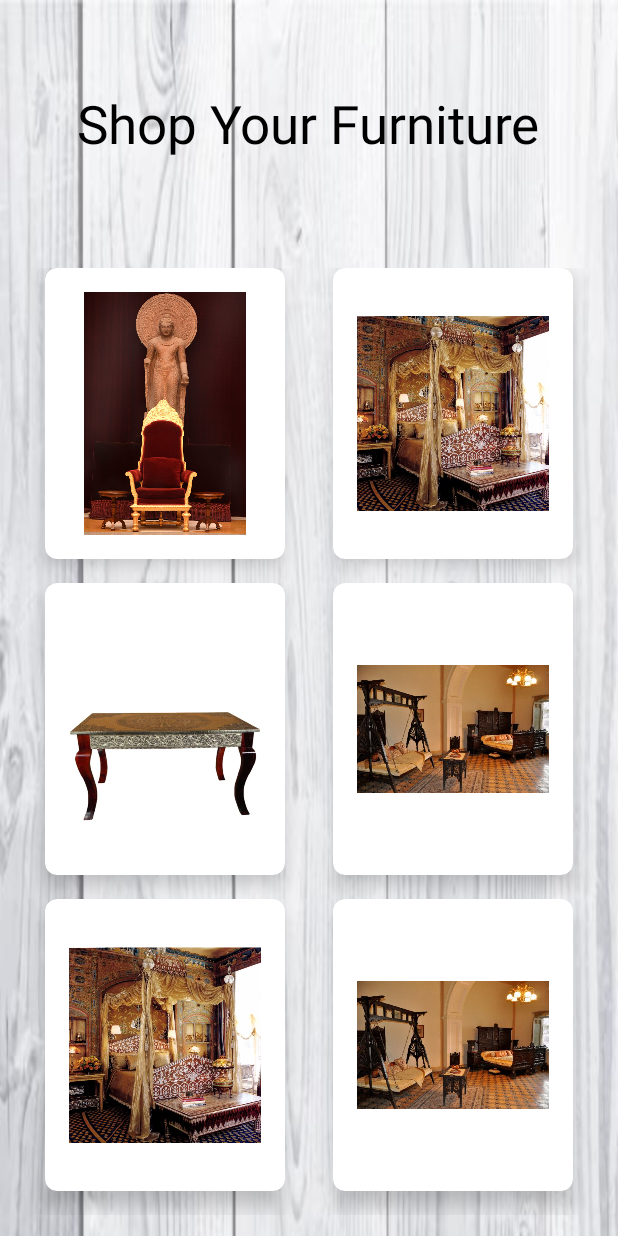
After one commit to ashwin74/ARFurnitureApp, an Android app: the ProductDisplay screen opened directly, with no data from a screen before it, on a phone screen of 412 x 824 dp. The commit adds this screen. Run offline under Robolectric (Android 15) with nearby library versions, the phone set to English and light mode, and no system bars.

Commit message:
product display v1

```diff
--- a/app/build.gradle
+++ b/app/build.gradle
@@ -21,6 +21,7 @@ android {
 dependencies {
     implementation fileTree(dir: 'libs', include: ['*.jar'])
     implementation 'com.android.support:appcompat-v7:28.0.0'
+    implementation 'com.android.support:cardview-v7:28.0.0'
     implementation 'com.android.support.constraint:constraint-layout:1.1.3'
     testImplementation 'junit:junit:4.12'
     androidTestImplementation 'com.android.support.test:runner:1.0.2'
--- a/app/src/main/AndroidManifest.xml
+++ b/app/src/main/AndroidManifest.xml
@@ -9,8 +9,9 @@
         android:roundIcon="@mipmap/ic_launcher_round"
         android:supportsRtl="true"
         android:theme="@style/AppTheme">
+        <activity android:name=".ProductDisplay"></activity>
         <activity android:name=".MainActivity" />
-        <activity android:name=".SignUp"></activity>
+        <activity android:name=".SignUp" />
         <activity android:name=".AboutUs">
             <intent-filter>
                 <action android:name="android.intent.action.MAIN" />
@@ -18,8 +19,7 @@
                 <category android:name="android.intent.category.LAUNCHER" />
             </intent-filter>
         </activity>
-        <activity android:name=".SignIn">
-        </activity>
+        <activity android:name=".SignIn"></activity>
     </application>
 
 </manifest>
--- /dev/null
+++ b/app/src/main/java/com/example/ashwin/arshop/ProductDisplay.java
@@ -0,0 +1,13 @@
+package com.example.ashwin.arshop;
+
+import android.support.v7.app.AppCompatActivity;
+import android.os.Bundle;
+
+public class ProductDisplay extends AppCompatActivity {
+
+    @Override
+    protected void onCreate(Bundle savedInstanceState) {
+        super.onCreate(savedInstanceState);
+        setContentView(R.layout.activity_product_display);
+    }
+}
--- /dev/null
+++ b/app/src/main/res/layout/activity_product_display.xml
@@ -0,0 +1,260 @@
+<?xml version="1.0" encoding="utf-8"?>
+<LinearLayout xmlns:android="http://schemas.android.com/apk/res/android"
+    xmlns:app="http://schemas.android.com/apk/res-auto"
+    xmlns:tools="http://schemas.android.com/tools"
+    android:layout_width="match_parent"
+    android:layout_height="match_parent"
+    tools:context=".ProductDisplay"
+    android:orientation="vertical"
+    android:background="@drawable/sign"
+    android:weightSum="10">
+
+    <RelativeLayout
+        android:layout_width="match_parent"
+        android:layout_height="0dp"
+        android:layout_weight="2">
+        <TextView
+            android:layout_width="wrap_content"
+            android:layout_height="wrap_content"
+            android:id="@+id/product_display"
+            android:text="@string/shop_intro"
+            android:textSize="35sp"
+            android:layout_centerInParent="true"
+            android:textColor="#000"/>
+    </RelativeLayout>
+
+    <GridLayout
+        android:layout_width="match_parent"
+        android:layout_height="0dp"
+        android:layout_weight="8"
+        android:columnCount="2"
+        android:rowCount="2"
+        android:alignmentMode="alignMargins"
+        android:columnOrderPreserved="false"
+        android:padding="14dp">
+
+        <android.support.v7.widget.CardView
+            android:layout_width="0dp"
+            android:layout_height="0dp"
+            android:layout_columnWeight="1"
+            android:layout_rowWeight="1"
+            android:layout_marginBottom="16dp"
+            android:layout_marginLeft="16dp"
+            android:layout_marginRight="16dp"
+            app:cardElevation="8dp"
+            app:cardCornerRadius="8dp">
+
+            <LinearLayout
+                android:layout_gravity="center_horizontal|center_vertical"
+                android:layout_width="wrap_content"
+                android:layout_height="wrap_content"
+                android:layout_margin="16dp"
+                android:orientation="vertical">
+
+                <ImageView
+                    android:src="@drawable/presidentchair"
+                    android:layout_gravity="center_horizontal"
+                    android:layout_width="wrap_content"
+                    android:layout_height="wrap_content"/>
+
+                    <TextView
+                        android:layout_width="wrap_content"
+                        android:layout_height="wrap_content"
+                        android:text="me"
+                        android:textAlignment="center"
+                        android:textColor="#000"
+                        android:textSize="18sp"
+                        android:textStyle="bold"/>
+
+            </LinearLayout>
+
+        </android.support.v7.widget.CardView>
+
+        <android.support.v7.widget.CardView
+            android:layout_width="0dp"
+            android:layout_height="0dp"
+            android:layout_columnWeight="1"
+            android:layout_rowWeight="1"
+            android:layout_marginBottom="16dp"
+            android:layout_marginLeft="16dp"
+            android:layout_marginRight="16dp"
+            app:cardElevation="8dp"
+            app:cardCornerRadius="8dp">
+
+            <LinearLayout
+                android:layout_gravity="center_horizontal|center_vertical"
+                android:layout_width="wrap_content"
+                android:layout_height="wrap_content"
+                android:layout_margin="16dp"
+                android:orientation="vertical">
+
+                <ImageView
+                    android:src="@drawable/mughalbed"
+                    android:layout_gravity="center_horizontal"
+                    android:layout_width="wrap_content"
+                    android:layout_height="wrap_content"/>
+
+                <TextView
+                    android:layout_width="wrap_content"
+                    android:layout_height="wrap_content"
+                    android:text="me"
+                    android:textAlignment="center"
+                    android:textColor="#000"
+                    android:textSize="18sp"
+                    android:textStyle="bold"/>
+
+            </LinearLayout>
+
+        </android.support.v7.widget.CardView>
+
+        <android.support.v7.widget.CardView
+            android:layout_width="0dp"
+            android:layout_height="0dp"
+            android:layout_columnWeight="1"
+            android:layout_rowWeight="1"
+            android:layout_marginBottom="16dp"
+            android:layout_marginLeft="16dp"
+            android:layout_marginRight="16dp"
+            app:cardElevation="8dp"
+            app:cardCornerRadius="8dp">
+
+            <LinearLayout
+                android:layout_gravity="center_horizontal|center_vertical"
+                android:layout_width="wrap_content"
+                android:layout_height="wrap_content"
+                android:layout_margin="16dp"
+                android:orientation="vertical">
+
+                <ImageView
+                    android:src="@drawable/rajputtable"
+                    android:layout_gravity="center_horizontal"
+                    android:layout_width="wrap_content"
+                    android:layout_height="wrap_content"/>
+
+                <TextView
+                    android:layout_width="wrap_content"
+                    android:layout_height="wrap_content"
+                    android:text="me"
+                    android:textAlignment="center"
+                    android:textColor="#000"
+                    android:textSize="18sp"
+                    android:textStyle="bold"/>
+
+            </LinearLayout>
+
+        </android.support.v7.widget.CardView>
+
+        <android.support.v7.widget.CardView
+            android:layout_width="0dp"
+            android:layout_height="0dp"
+            android:layout_columnWeight="1"
+            android:layout_rowWeight="1"
+            android:layout_marginBottom="16dp"
+            android:layout_marginLeft="16dp"
+            android:layout_marginRight="16dp"
+            app:cardElevation="8dp"
+            app:cardCornerRadius="8dp">
+
+            <LinearLayout
+                android:layout_gravity="center_horizontal|center_vertical"
+                android:layout_width="wrap_content"
+                android:layout_height="wrap_content"
+                android:layout_margin="16dp"
+                android:orientation="vertical">
+
+                <ImageView
+                    android:src="@drawable/scindhiasofa"
+                    android:layout_gravity="center_horizontal"
+                    android:layout_width="wrap_content"
+                    android:layout_height="wrap_content"/>
+
+                <TextView
+                    android:layout_width="wrap_content"
+                    android:layout_height="wrap_content"
+                    android:text="me"
+                    android:textAlignment="center"
+                    android:textColor="#000"
+                    android:textSize="18sp"
+                    android:textStyle="bold"/>
+
+            </LinearLayout>
+
+        </android.support.v7.widget.CardView>
+
+        <android.support.v7.widget.CardView
+            android:layout_width="0dp"
+            android:layout_height="0dp"
+            android:layout_columnWeight="1"
+            android:layout_rowWeight="1"
+            android:layout_marginBottom="16dp"
+            android:layout_marginLeft="16dp"
+            android:layout_marginRight="16dp"
+            app:cardElevation="8dp"
+            app:cardCornerRadius="8dp">
+
+            <LinearLayout
+                android:layout_gravity="center_horizontal|center_vertical"
+                android:layout_width="wrap_content"
+                android:layout_height="wrap_content"
+                android:layout_margin="16dp"
+                android:orientation="vertical">
+
+                <ImageView
+                    android:src="@drawable/mughalbed"
+                    android:layout_gravity="center_horizontal"
+                    android:layout_width="wrap_content"
+                    android:layout_height="wrap_content"/>
+
+                <TextView
+                    android:layout_width="wrap_content"
+                    android:layout_height="wrap_content"
+                    android:text="me"
+                    android:textAlignment="center"
+                    android:textColor="#000"
+                    android:textSize="18sp"
+                    android:textStyle="bold"/>
+
+            </LinearLayout>
+
+        </android.support.v7.widget.CardView>
+
+        <android.support.v7.widget.CardView
+            android:layout_width="0dp"
+            android:layout_height="0dp"
+            android:layout_columnWeight="1"
+            android:layout_rowWeight="1"
+            android:layout_marginBottom="16dp"
+            android:layout_marginLeft="16dp"
+            android:layout_marginRight="16dp"
+            app:cardElevation="8dp"
+            app:cardCornerRadius="8dp">
+
+            <LinearLayout
+                android:layout_gravity="center_horizontal|center_vertical"
+                android:layout_width="wrap_content"
+                android:layout_height="wrap_content"
+                android:layout_margin="16dp"
+                android:orientation="vertical">
+
+                <ImageView
+                    android:src="@drawable/scindhiasofa"
+                    android:layout_gravity="center_horizontal"
+                    android:layout_width="wrap_content"
+                    android:layout_height="wrap_content"/>
+
+                <TextView
+                    android:layout_width="wrap_content"
+                    android:layout_height="wrap_content"
+                    android:text="me"
+                    android:textAlignment="center"
+                    android:textColor="#000"
+                    android:textSize="18sp"
+                    android:textStyle="bold"/>
+
+            </LinearLayout>
+
+        </android.support.v7.widget.CardView>
+
+    </GridLayout>
+
+</LinearLayout>
--- a/app/src/main/res/values/strings.xml
+++ b/app/src/main/res/values/strings.xml
@@ -14,4 +14,5 @@
     <string name="kiran"># Kiran Raj</string>
     <string name="jithin"># Jithin </string>
     <string name="arun"># Arun C</string>
+    <string name="shop_intro">Shop Your Furniture</string>
 </resources>
--- a/app/src/main/res/values/styles.xml
+++ b/app/src/main/res/values/styles.xml
@@ -1,7 +1,7 @@
 <resources>
 
     <!-- Base application theme. -->
-    <style name="AppTheme" parent="Theme.AppCompat.Light.DarkActionBar">
+    <style name="AppTheme" parent="Theme.AppCompat.Light.NoActionBar">
         <!-- Customize your theme here. -->
         <item name="colorPrimary">#4B0082</item>
         <item name="colorPrimaryDark">#8B008B</item>
```
Also changed, not shown: app/src/main/res/drawable/mughalbed.jpg (added), app/src/main/res/drawable/presidentchair.jpg (added), app/src/main/res/drawable/rajputtable.jpg (added), app/src/main/res/drawable/scindhiasofa.jpg (added).
